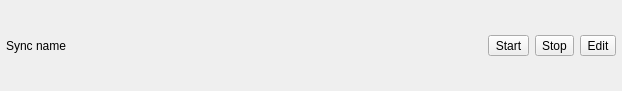
The window that ui/syncviewitem.ui (henrik-w/Synkron) describes before a commit, drawn with Qt 5.
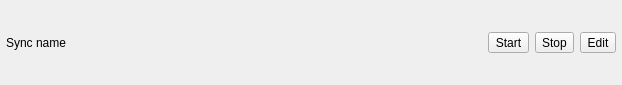
The same window after the commit.

Patch:
```diff
--- a/ui/syncviewitem.ui
+++ b/ui/syncviewitem.ui
@@ -1,12 +1,12 @@
 <ui version="4.0" >
  <class>SyncViewItem</class>
- <widget class="QWidget" name="SyncViewItem" >
-  <property name="geometry" >
+ <widget class="QWidget" name="SyncViewItem">
+  <property name="geometry">
    <rect>
     <x>0</x>
     <y>0</y>
     <width>622</width>
-    <height>91</height>
+    <height>85</height>
    </rect>
   </property>
   <property name="windowTitle" >
```
Left out of the diff: 49 changed lines with no effect on the pictures.
